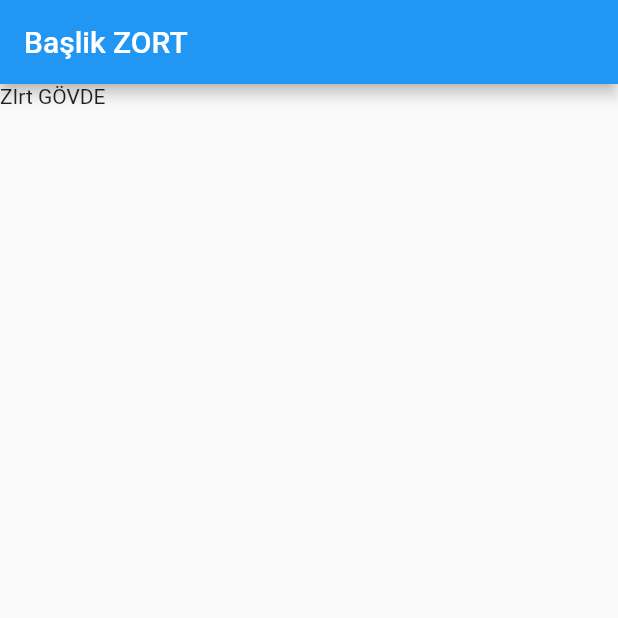
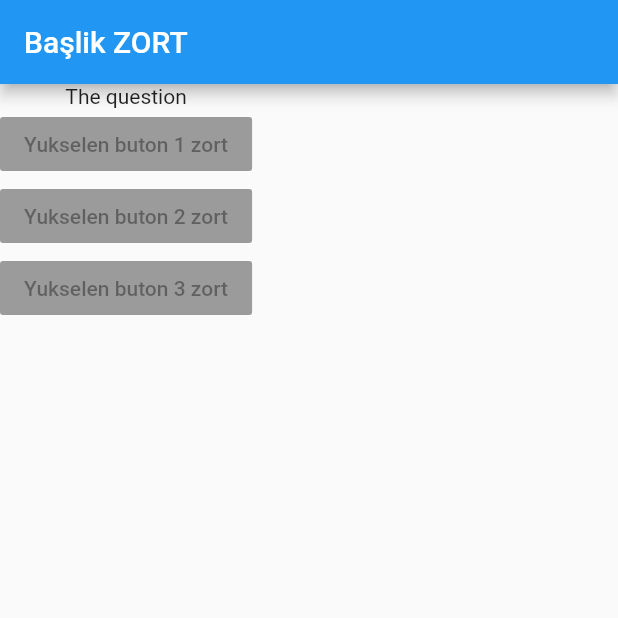
Before and after one commit to alptekinsarilar/myQuizApp, a Flutter app: the screen it shows after launch, on a phone screen of 412 x 824 dp, the top half of it. Run offline on Flutter 3.47's test engine with Material 2 defaults, Android fonts, the phone set to English and light mode, and no system bars.

Commit message:
Adding layout widgets

```diff
--- a/lib/main.dart
+++ b/lib/main.dart
@@ -1,4 +1,5 @@
 import 'package:flutter/material.dart';
+
 void main() => runApp(MyApp());
 
 class MyApp extends StatelessWidget {
@@ -9,7 +10,26 @@ class MyApp extends StatelessWidget {
         appBar: AppBar(
           title: Text('Başlik ZORT'),
         ),
-        body: Text('ZIrt GÖVDE'),
+        body: Column(
+          children: [
+            Text("The question"),
+            RaisedButton(
+              onPressed: null,
+              child: Text('Yukselen buton 1 zort'),
+              hoverColor: Color.fromARGB(174, 14, 242, 128),
+              color: Color.fromARGB(174, 14, 242, 128),
+              focusColor:  Color.fromARGB(174, 14, 242, 128),
+            ),
+            RaisedButton(
+              onPressed: null,
+              child: Text('Yukselen buton 2 zort'),
+            ),
+            RaisedButton(
+              onPressed: null,
+              child: Text('Yukselen buton 3 zort'),
+            ),
+          ],
+        ),
       ),
     );
   }
```
